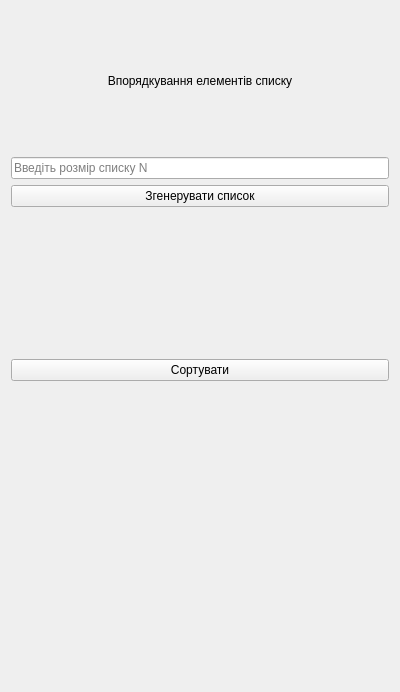
Before: the Qt Designer form lab6/ui/task2_interface.ui in Ihor-Mykytiuk/university-projects, drawn with Qt 5.
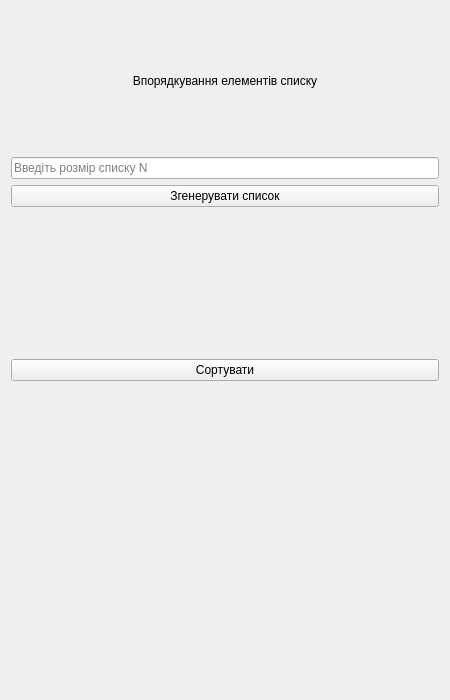
After: the same form once the commit is applied.

Diff of the .ui file:
```diff
--- a/lab6/ui/task2_interface.ui
+++ b/lab6/ui/task2_interface.ui
@@ -6,8 +6,8 @@
    <rect>
     <x>0</x>
     <y>0</y>
-    <width>400</width>
-    <height>692</height>
+    <width>450</width>
+    <height>700</height>
    </rect>
   </property>
   <property name="windowTitle">
```
